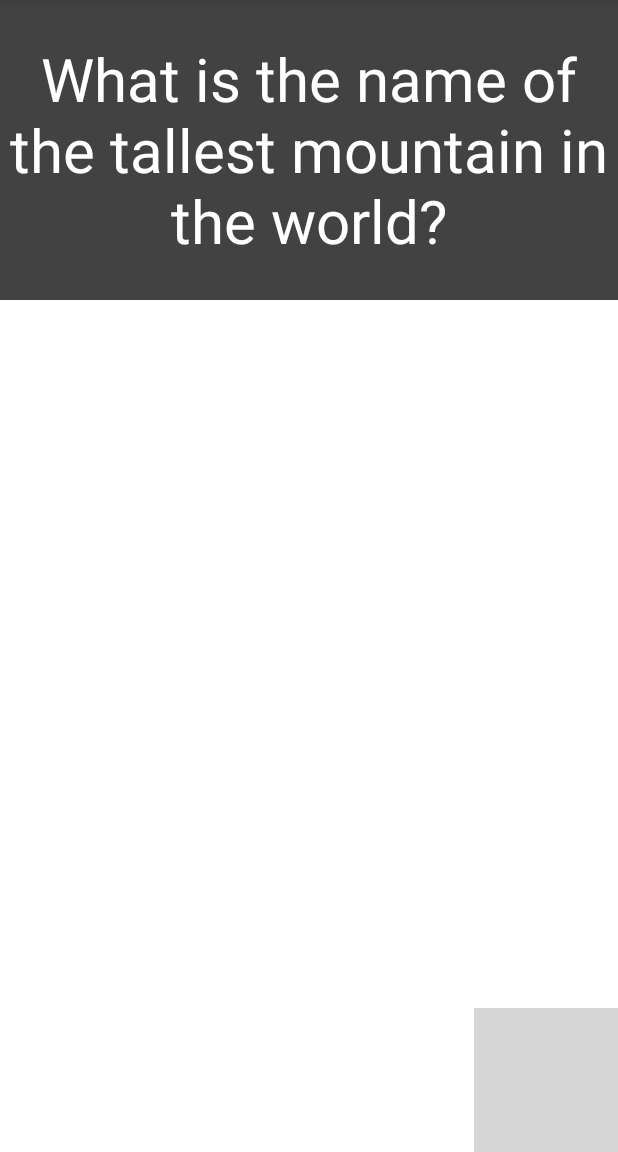
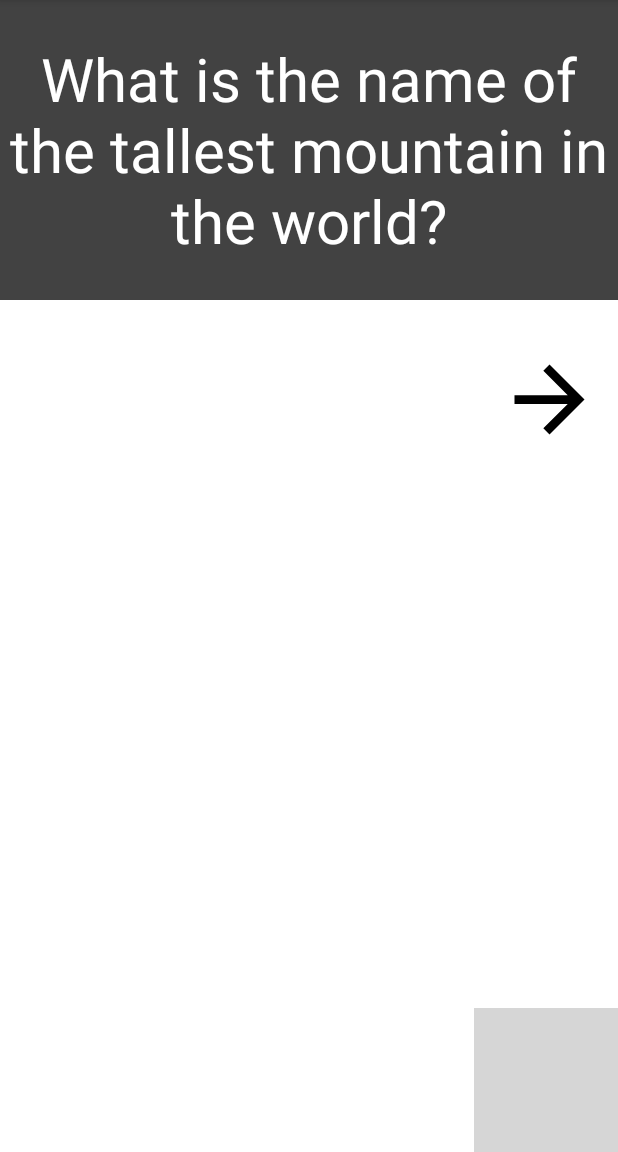
Before and after one commit to mwrig067/MyTriviaFlash, an Android app: the screen it shows after launch (MainActivity), on a phone screen of 412 x 824 dp, the part 84-1236 px from its top. Run offline under Robolectric (Android 15) with nearby library versions, the phone set to English and light mode, and no system bars; our stand-ins replace Room's generated code; grey boxes are pictures that could not be loaded.

Commit message:
Updated Imageview new_next_button.xml

```diff
--- a/app/src/main/java/com/example/mytriviaflash/AppDatabase.kt
+++ b/app/src/main/java/com/example/mytriviaflash/AppDatabase.kt
@@ -1,4 +1,4 @@
-package com.yourpackage.packagenamehere
+package com.example.mytriviaflash
 
 import androidx.room.Database
 import androidx.room.RoomDatabase
--- a/app/src/main/java/com/example/mytriviaflash/Flashcard.kt
+++ b/app/src/main/java/com/example/mytriviaflash/Flashcard.kt
@@ -1,4 +1,4 @@
-package com.yourpackage.packagenamehere
+package com.example.mytriviaflash
 
 import androidx.room.ColumnInfo
 import androidx.room.Entity
--- a/app/src/main/java/com/example/mytriviaflash/FlashcardDao.kt
+++ b/app/src/main/java/com/example/mytriviaflash/FlashcardDao.kt
@@ -1,4 +1,4 @@
-package com.yourpackage.packagenamehere
+package com.example.mytriviaflash
 
 import androidx.room.Dao
 import androidx.room.Delete
--- a/app/src/main/java/com/example/mytriviaflash/FlashcardDatabase.kt
+++ b/app/src/main/java/com/example/mytriviaflash/FlashcardDatabase.kt
@@ -1,4 +1,4 @@
-package com.yourpackage.packagenamehere
+package com.example.mytriviaflash
 
 import android.content.Context
 import androidx.room.Room
--- /dev/null
+++ b/app/src/main/res/drawable/new_next_button.xml
@@ -0,0 +1,5 @@
+<vector android:autoMirrored="true" android:height="24dp"
+    android:tint="#000000" android:viewportHeight="24"
+    android:viewportWidth="24" android:width="24dp" xmlns:android="http://schemas.android.com/apk/res/android">
+    <path android:fillColor="@android:color/white" android:pathData="M12,4l-1.41,1.41L16.17,11H4v2h12.17l-5.58,5.59L12,20l8,-8z"/>
+</vector>
--- /dev/null
+++ b/app/src/main/res/drawable/next_button.xml
@@ -0,0 +1,5 @@
+<vector android:autoMirrored="true" android:height="40dp"
+    android:tint="#000000" android:viewportHeight="24"
+    android:viewportWidth="24" android:width="40dp" xmlns:android="http://schemas.android.com/apk/res/android">
+    <path android:fillColor="@android:color/white" android:pathData="M22,12c0,-5.52 -4.48,-10 -10,-10S2,6.48 2,12c0,5.52 4.48,10 10,10S22,17.52 22,12zM12,13l-4,0v-2l4,0V8l4,4l-4,4V13z"/>
+</vector>
--- a/app/src/main/res/layout/activity_main.xml
+++ b/app/src/main/res/layout/activity_main.xml
@@ -33,10 +33,19 @@
         android:layout_width="wrap_content"
         android:layout_height="wrap_content"
         android:layout_alignParentEnd="true"
+        android:layout_alignParentRight="true"
         android:layout_alignParentBottom="true"
-        android:src="@drawable/icon_add"
-        android:layout_alignParentRight="true" />
+        android:src="@drawable/icon_add" />
 
+    <ImageView
+        android:id="@+id/flashcard_next_button"
+        android:layout_width="98dp"
+        android:layout_height="70dp"
+        android:layout_alignParentTop="true"
+        android:layout_alignParentEnd="true"
+        android:layout_marginTop="231dp"
+        android:layout_marginEnd="-3dp"
+        app:srcCompat="@drawable/new_next_button" />
 
 
 </RelativeLayout>
```
Also changed, not shown: app/src/main/java/com/example/mytriviaflash/MainActivity.kt (+29 -4 lines).
